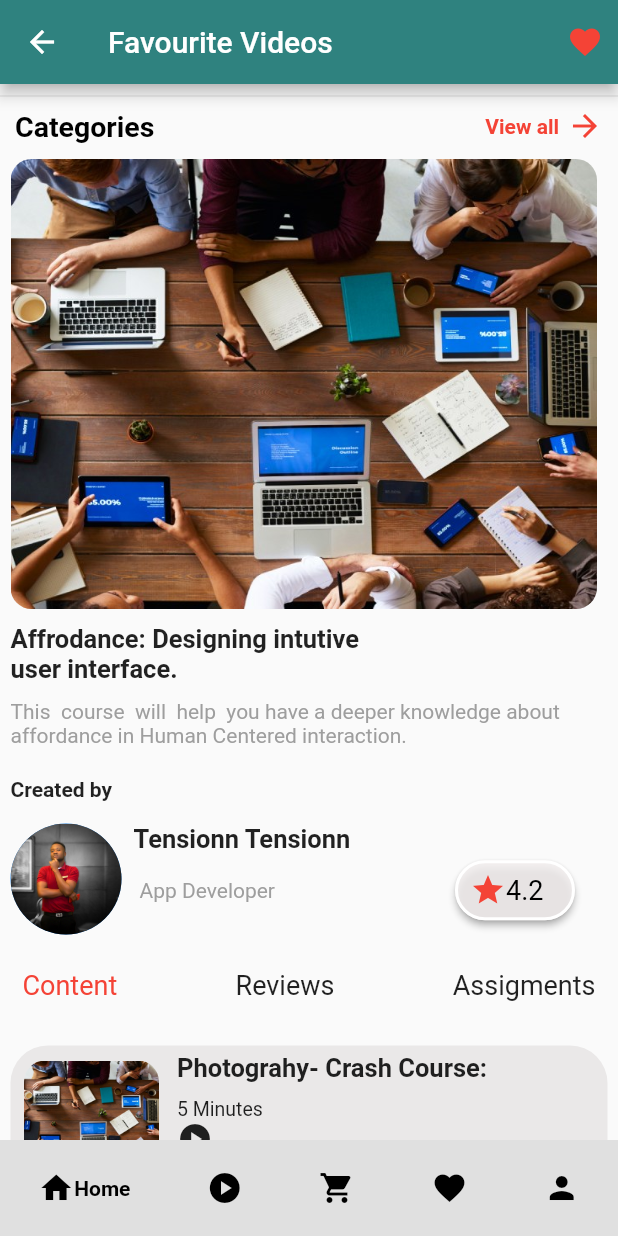
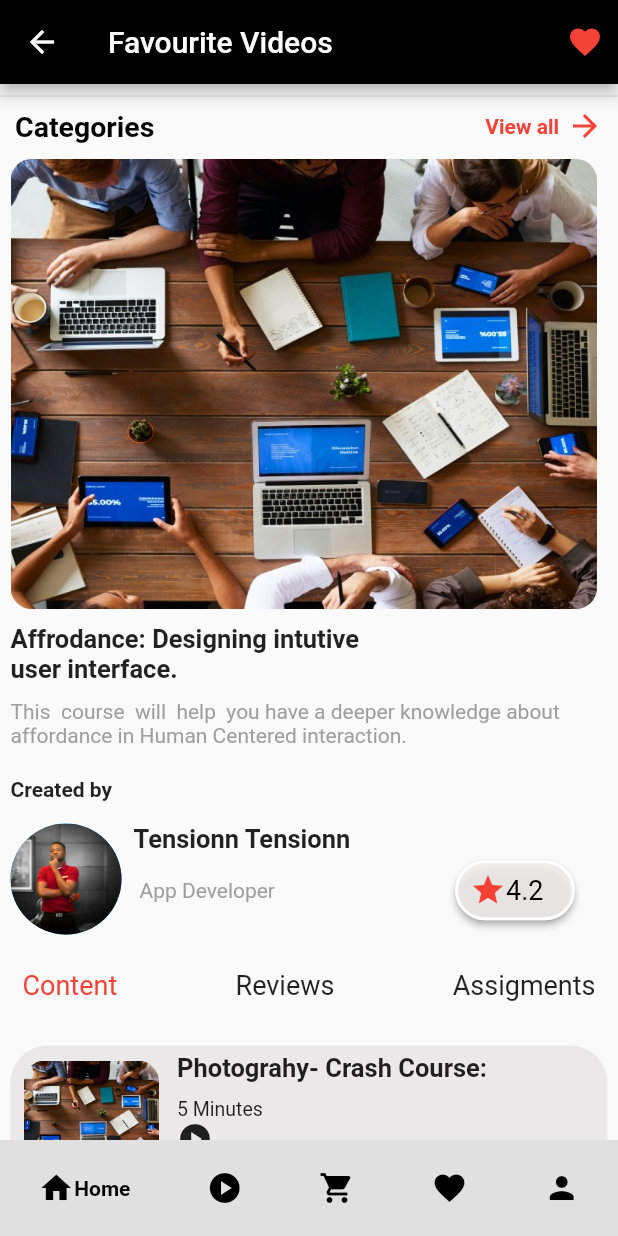
Before and after one commit to OscarNii/flutterSchool_ui, a Flutter app: the screen it shows after launch, after a tap on "10 Videos", on a phone screen of 412 x 824 dp. Run offline on Flutter 3.47's test engine with Material 2 defaults, Android fonts, the phone set to English and light mode, and no system bars; drawn by our look-alikes of google_nav_bar; missing offline and left inert: awesome_icons.

Commit message:
Gradient Update

```diff
--- a/lib/main.dart
+++ b/lib/main.dart
@@ -215,7 +215,7 @@ class Home extends StatelessWidget {
       borderRadius: BorderRadius.vertical(),
       gradient: LinearGradient(
         colors: [
-          Color.fromARGB(154, 255, 0, 0),
+          Color.fromARGB(255, 0, 0, 0),
           Color.fromARGB(255, 47, 130, 127),
         ],
         begin: Alignment.topCenter,
--- a/lib/videos/nextpage1.dart
+++ b/lib/videos/nextpage1.dart
@@ -19,7 +19,7 @@ class _Nextpage1State extends State<Nextpage1> {
         title: Text(
           'Favourite Videos',
         ),
-        backgroundColor: Color.fromARGB(255, 47, 130, 127),
+        backgroundColor: Color.fromARGB(255, 0, 0, 0),
         actions: [
           Padding(
             padding: const EdgeInsets.all(10.0),
```
